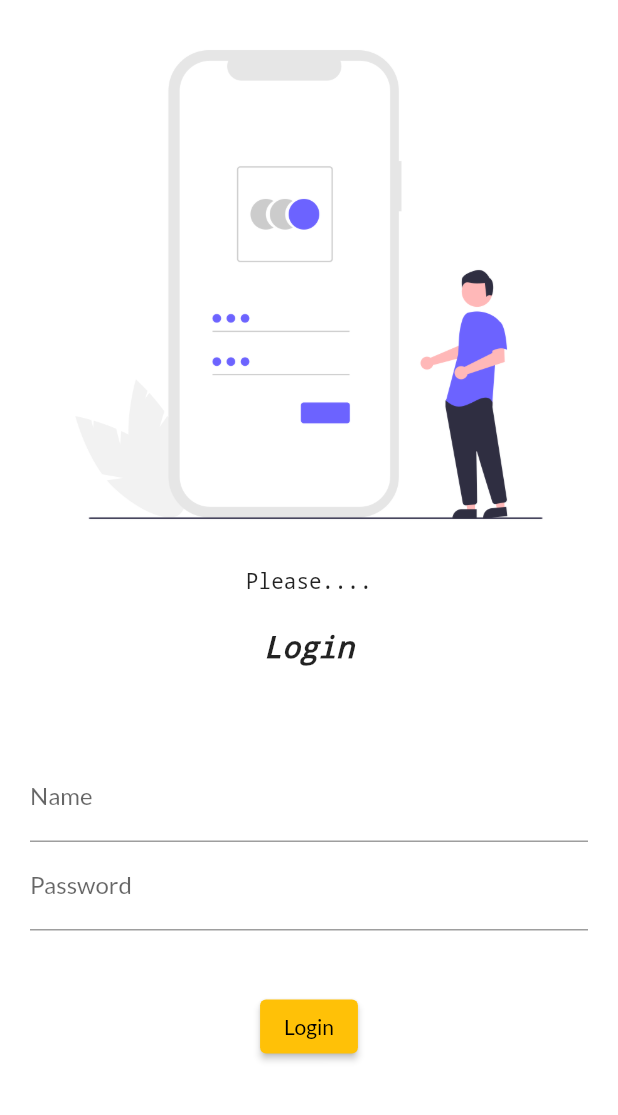
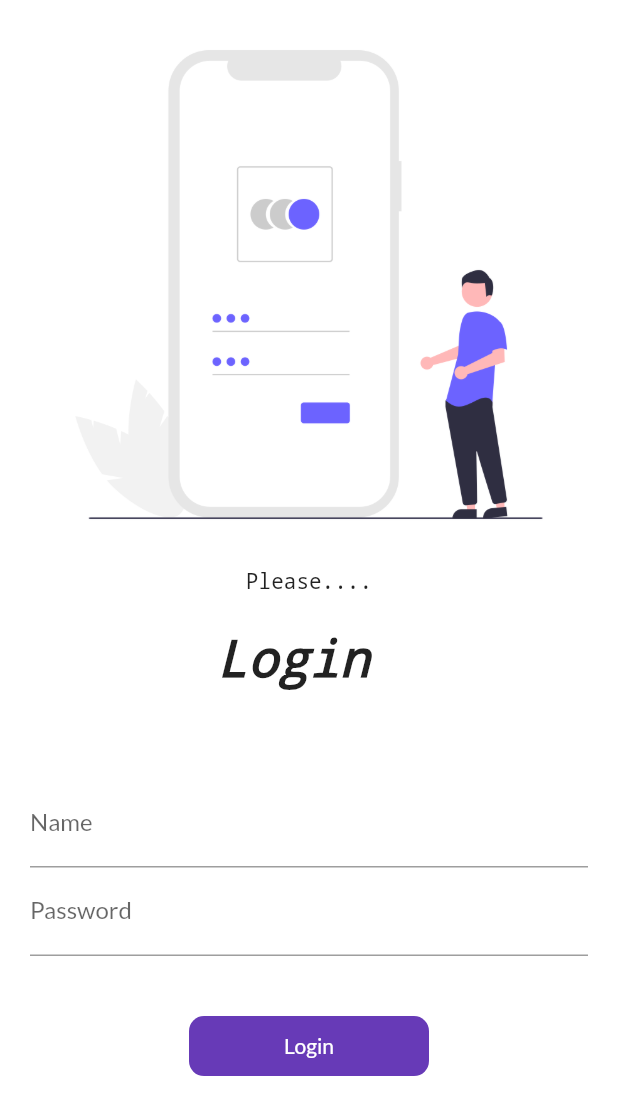
Before and after one commit to Saurabhs-333-hub/first_flutter, a Flutter app: the screen it shows after launch, on a phone screen of 412 x 824 dp. Shown: the top 1115 px of the screen. Run offline on Flutter 3.47's test engine with Material 2 defaults, Android fonts, the phone set to English and light mode, and no system bars; our stand-ins replace google_fonts.

Commit message:
Applied Animation On Login and Navigating To Home

```diff
--- a/lib/main.dart
+++ b/lib/main.dart
@@ -1,6 +1,7 @@
 import 'package:flutter/material.dart';
 import 'package:flutter_application_1/pages/home.dart';
 import 'package:flutter_application_1/pages/login.dart';
+import 'package:flutter_application_1/utils/routes.dart';
 import 'package:google_fonts/google_fonts.dart';
 
 void main() {
@@ -22,8 +23,8 @@ class MyApp extends StatelessWidget {
       darkTheme: ThemeData(primarySwatch: Colors.deepPurple),
       initialRoute: "/login",
       routes: {
-        "/": (context) => const Home(),
-        "/login": (context) => const Login()
+        MyRoutes.HomeRoute: (context) => const Home(),
+        MyRoutes.LoginRoute: (context) => const Login()
       },
     );
   }
--- a/lib/pages/login.dart
+++ b/lib/pages/login.dart
@@ -1,12 +1,23 @@
+// ignore_for_file: avoid_print, use_build_context_synchronously
+
 import 'package:flutter/material.dart';
+import 'package:flutter_application_1/utils/routes.dart';
 
-class Login extends StatelessWidget {
+class Login extends StatefulWidget {
   const Login({super.key});
 
+  @override
+  State<Login> createState() => _LoginState();
+}
+
+class _LoginState extends State<Login> {
+  String name = "";
+  bool button = false;
   @override
   Widget build(BuildContext context) {
     return Material(
         color: const Color.fromARGB(255, 255, 255, 255),
+        child: SingleChildScrollView(
           child: Column(
             children: [
               Image.asset(
@@ -21,10 +32,10 @@ class Login extends StatelessWidget {
                       fontFamily: "monospace",
                     ),
                   )),
-            const Text(
-              "Login",
-              style: TextStyle(
-                fontSize: 20,
+              Text(
+                "Login $name",
+                style: const TextStyle(
+                  fontSize: 34,
                   fontFamily: "monospace",
                   fontStyle: FontStyle.italic,
                   fontWeight: FontWeight.bold,
@@ -39,6 +50,10 @@ class Login extends StatelessWidget {
                   TextFormField(
                     decoration: const InputDecoration(
                         hintText: "Enter Your Name", labelText: "Name"),
+                    onChanged: (value) {
+                      name = value;
+                      setState(() {});
+                    },
                   ),
                   TextFormField(
                     obscureText: true,
@@ -48,10 +63,50 @@ class Login extends StatelessWidget {
                   const SizedBox(
                     height: 40,
                   ),
-                ElevatedButton(onPressed: () {}, child: const Text("Login"))
+                  InkWell(
+                    // hoverColor: const Color.fromARGB(163, 0, 68, 255),
+                    // splashColor: Colors.amber,
+                    borderRadius: BorderRadius.circular(60),
+                    onTap: () async {
+                      setState(() {
+                        button = true;
+                      });
+                      await Future.delayed(const Duration(milliseconds: 200));
+                      Navigator.pushNamed(context, MyRoutes.HomeRoute);
+                    },
+                    child: AnimatedContainer(
+                        width: button ? 40 : 160,
+                        height: 40,
+                        // color: Colors.amber,
+                        alignment: Alignment.center,
+                        decoration: BoxDecoration(
+                            color: Colors.deepPurple,
+                            borderRadius: button
+                                ? BorderRadius.circular(60)
+                                : BorderRadius.circular(10)),
+                        duration: const Duration(milliseconds: 200),
+                        child: button
+                            ? const Icon(Icons.done)
+                            : const Text("Login",
+                                style: TextStyle(
+                                  color: Colors.white,
+                                ))),
+                  )
+                  // ElevatedButton(
+                  //     onPressed: () {
+                  //       Navigator.pushNamed(context, MyRoutes.HomeRoute);
+                  //     },
+                  //     style: const ButtonStyle(
+                  //       minimumSize: MaterialStatePropertyAll(Size(160, 40)),
+                  //     ),
+                  //     child: const Text(
+                  //       "Login",
+                  //       // style: TextStyle(fontSize: 24),
+                  //     ))
                 ]),
               )
             ],
+          ),
         ));
   }
 }
--- /dev/null
+++ b/lib/utils/routes.dart
@@ -0,0 +1,6 @@
+class MyRoutes {
+  // ignore: non_constant_identifier_names
+  static String LoginRoute = "/login";
+  // ignore: non_constant_identifier_names
+  static String HomeRoute = "/";
+}
```
Lines whose indentation alone changed are shown as unchanged.
